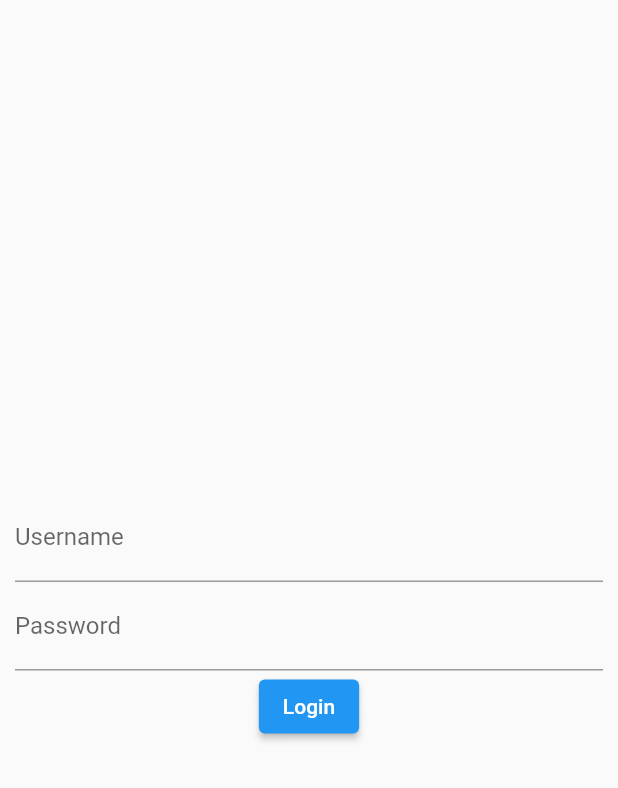
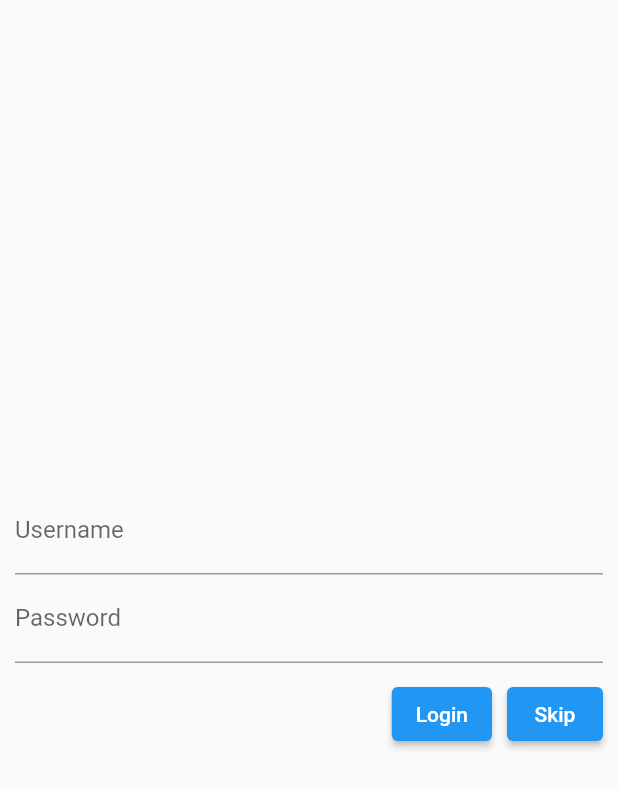
Before and after one commit to mgirisundava/nonton_app_remake, a Flutter app: the screen it shows after launch, on a phone screen of 412 x 824 dp. Shown: the top 788 px of the screen. Run offline on Flutter 3.47's test engine with Material 2 defaults, Android fonts, the phone set to English and light mode, and no system bars; our stand-ins replace auto_size_text, cached_network_image, carousel_slider, google_fonts, readmore, shared_preferences and 1 more.

Commit message:
menambahkan fitur skip login

```diff
--- a/lib/main.dart
+++ b/lib/main.dart
@@ -1,5 +1,5 @@
 import 'package:flutter/material.dart';
-import 'package:nonton_app/pages/log_out_page.dart';
+import 'package:nonton_app/pages/logout_page.dart';
 import 'package:nonton_app/pages/login_page.dart';
 import 'package:nonton_app/pages/main_page.dart';
 import 'package:nonton_app/pages/movie_detail_page.dart';
--- a/lib/pages/login_page.dart
+++ b/lib/pages/login_page.dart
@@ -1,4 +1,5 @@
 import 'package:flutter/material.dart';
+import 'package:nonton_app/pages/main_page.dart';
 import 'package:nonton_app/providers/auth_provider.dart';
 import 'package:provider/provider.dart';
 
@@ -18,36 +19,50 @@ class LoginPage extends StatelessWidget {
           mainAxisAlignment: MainAxisAlignment.center,
           children: [
             TextFormField(
-              decoration: InputDecoration(
+              decoration: const InputDecoration(
                 label: Text('Username'),
               ),
               controller: usernameController,
             ),
             TextFormField(
-              decoration: InputDecoration(
+              decoration: const InputDecoration(
                 label: Text('Password'),
               ),
               controller: passwordController,
               obscureText: true,
             ),
+            const SizedBox(
+              height: 10,
+            ),
+            Row(
+              children: [
+                const Spacer(),
                 ElevatedButton(
                   onPressed: () async {
                     try {
                       await Provider.of<AuthProvider>(context, listen: false)
-                      .requestToken(context, usernameController.text,
-                          passwordController.text);
+                          .requestToken(
+                        context,
+                        usernameController.text,
+                        passwordController.text,
+                      );
                     } catch (e) {
-                  showDialog(
-                    context: context,
-                    builder: (context) => AlertDialog(
-                      title: Text('Nonton App'),
-                      content: Text('$e'),
-                    ),
-                  );
+                      e;
                     }
                   },
-              child: Text('Login'),
-            )
+                  child: const Text('Login'),
+                ),
+                const SizedBox(
+                  width: 10,
+                ),
+                ElevatedButton(
+                  onPressed: () {
+                    Navigator.pushReplacementNamed(context, MainPage.routeName);
+                  },
+                  child: const Text('Skip'),
+                ),
+              ],
+            ),
           ],
         ),
       ),
--- a/lib/pages/main_page.dart
+++ b/lib/pages/main_page.dart
@@ -1,6 +1,6 @@
 import 'package:flutter/material.dart';
 import 'package:nonton_app/pages/home_page.dart';
-import 'package:nonton_app/pages/log_out_page.dart';
+import 'package:nonton_app/pages/logout_page.dart';
 import 'package:nonton_app/pages/search_page.dart';
 import 'package:nonton_app/providers/auth_provider.dart';
 import 'package:provider/provider.dart';
--- a/lib/providers/auth_provider.dart
+++ b/lib/providers/auth_provider.dart
@@ -34,7 +34,7 @@ class AuthProvider with ChangeNotifier {
         throw responseData["status_message"];
       }
     } catch (e) {
-      throw (e);
+      throw e;
     }
   }
 
@@ -60,7 +60,7 @@ class AuthProvider with ChangeNotifier {
         throw responseData["status_message"];
       }
     } catch (e) {
-      throw e.toString();
+      e;
     }
   }
 
```
Also changed, not shown: lib/pages/logout_page.dart (renamed from lib/pages/log_out_page.dart). Lines whose indentation alone changed are shown as unchanged.
